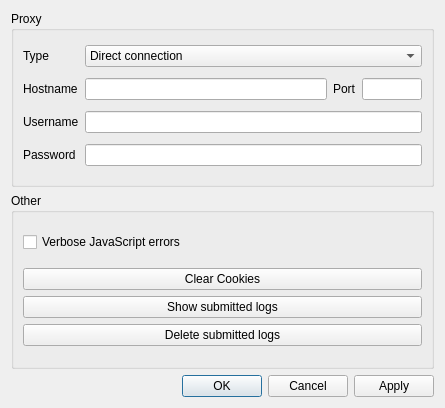
mkrautz/mumble-ios-crashreporter, file ConfigDialog.ui: the form before one commit.
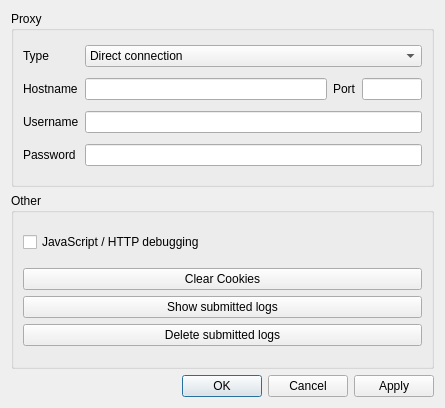
The form after the commit.

Commit message: HTTP debugging.

The edit to the form file:
```diff
--- a/ConfigDialog.ui
+++ b/ConfigDialog.ui
@@ -204,7 +204,7 @@
       <item>
        <widget class="QCheckBox" name="qcbJSErrors">
         <property name="text">
-         <string>Verbose JavaScript errors</string>
+         <string>JavaScript / HTTP debugging</string>
         </property>
        </widget>
       </item>
```
The commit also changes 3 other files.
